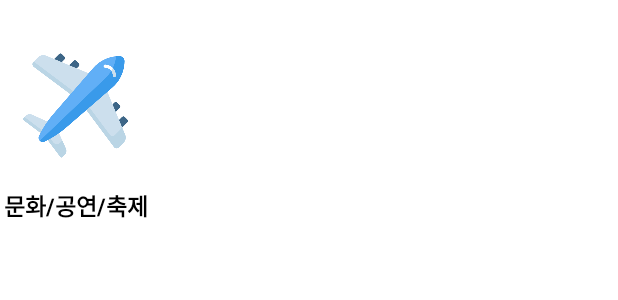
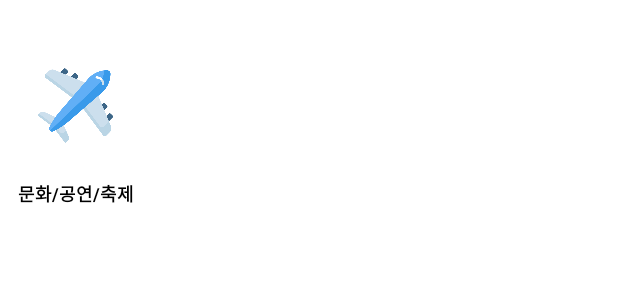
Before and after one commit to KisungHong/seniorcafe, an Android app: the layout item_all_category.xml on its own in the app's theme, with its tools: preview values and no code run, on a phone screen of 412 x 824 dp. Shown: the top 300 px of the screen. Run offline under Robolectric (Android 15) with nearby library versions, the phone set to English and light mode, and no system bars.

Commit message:
13. UI Size 조정

```diff
--- a/app/src/main/res/layout/item_all_category.xml
+++ b/app/src/main/res/layout/item_all_category.xml
@@ -16,8 +16,8 @@
 
     <ImageView
         android:id="@+id/category_item"
-        android:layout_width="70dp"
-        android:layout_height="70dp"
+        android:layout_width="50dp"
+        android:layout_height="50dp"
         android:src="@drawable/plane"
         app:layout_constraintTop_toTopOf="@id/category_background"
         app:layout_constraintStart_toStartOf="@id/category_background"
@@ -33,9 +33,8 @@
         app:layout_constraintEnd_toEndOf="@id/category_item"
         android:text="문화/공연/축제"
         android:textColor="@color/black"
-        android:textSize="15sp"
-        android:textStyle="bold"
-        android:layout_marginTop="5dp"/>
+        android:textSize="12sp"
+        android:textStyle="bold" />
 
 
 
--- a/app/src/main/res/layout/item_category.xml
+++ b/app/src/main/res/layout/item_category.xml
@@ -15,8 +15,8 @@
 
     <com.google.android.material.imageview.ShapeableImageView
         android:id="@+id/category_cover_img_iv"
-        android:layout_width="50dp"
-        android:layout_height="50dp"
+        android:layout_width="40dp"
+        android:layout_height="40dp"
         android:scaleType="centerInside"
         app:layout_constraintBottom_toBottomOf="@id/category_background"
         app:layout_constraintEnd_toEndOf="@id/category_background"
```
